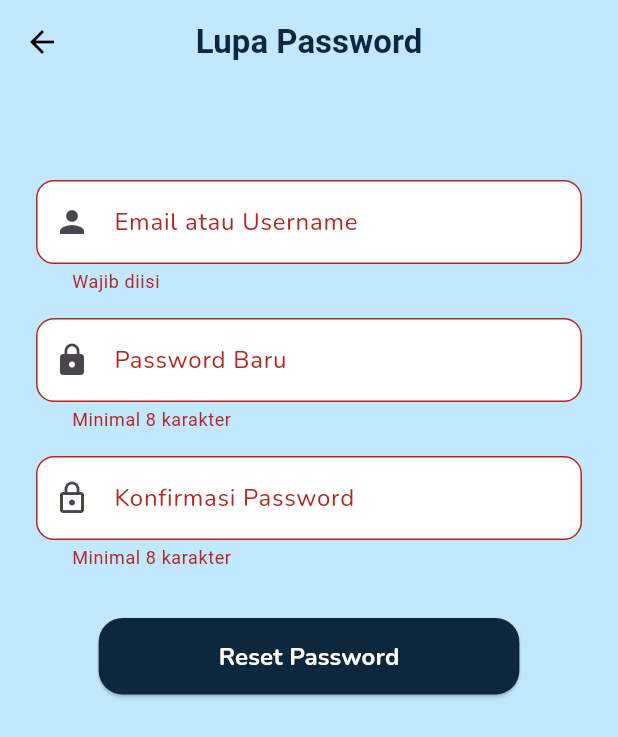
After one commit to Juv-andrew/groupie, a Flutter app: the ForgotPasswordPage screen opened directly, after a tap on "Reset Password", on a phone screen of 412 x 824 dp. The commit adds this screen. Shown: the top 737 px of the screen. Run offline on Flutter 3.47's test engine with Material 3 defaults, Android fonts, the phone set to English and light mode, and no system bars; drawn by our look-alikes of overlay_support; our stand-ins replace fl_chart, flutter_chat_types, flutter_chat_ui, google_fonts, just_audio, percent_indicator and 4 more; accounts and stored records are empty.

Commit message:
Menambahkan package google font part 2 dan perbaiki tampilan lain

```diff
--- a/lib/consultation/favorite.dart
+++ b/lib/consultation/favorite.dart
@@ -17,10 +17,10 @@ class FavoriteDoctorsPage extends StatelessWidget {
           "Favorite Doctors",
           style: GoogleFonts.nunito(fontWeight: FontWeight.bold, color: Colors.white),
         ),
-        backgroundColor: Colors.green[700],
+        backgroundColor: const Color(0xff0D273D),
         iconTheme: const IconThemeData(color: Colors.white),
       ),
-      backgroundColor: const Color(0xFFDFFFE1),
+      backgroundColor: const Color.fromARGB(255, 202, 231, 255),
       body: favoriteDoctors.isEmpty
           ? Center(
               child: Text(
--- /dev/null
+++ b/lib/forgot_password.dart
@@ -0,0 +1,172 @@
+import 'package:flutter/material.dart';
+import 'package:shared_preferences/shared_preferences.dart';
+import 'package:google_fonts/google_fonts.dart';
+
+class ForgotPasswordPage extends StatefulWidget {
+  const ForgotPasswordPage({super.key});
+
+  @override
+  State<ForgotPasswordPage> createState() => _ForgotPasswordPageState();
+}
+
+class _ForgotPasswordPageState extends State<ForgotPasswordPage> {
+  final TextEditingController emailOrUserController = TextEditingController();
+  final TextEditingController newPasswordController = TextEditingController();
+  final TextEditingController confirmNewPasswordController = TextEditingController();
+
+  final _formKey = GlobalKey<FormState>();
+
+  Future<void> _resetPassword() async {
+    if (!_formKey.currentState!.validate()) return;
+
+    final prefs = await SharedPreferences.getInstance();
+    String storedEmail = prefs.getString('email') ?? '';
+    String storedName = prefs.getString('name') ?? '';
+    String input = emailOrUserController.text.trim();
+    String newPassword = newPasswordController.text;
+    String confirmNewPassword = confirmNewPasswordController.text;
+
+    if (input != storedEmail && input != storedName) {
+      _showSnackbar("Email atau username tidak cocok!");
+      return;
+    }
+
+    if (newPassword != confirmNewPassword) {
+      _showSnackbar("Konfirmasi password tidak cocok!");
+      return;
+    }
+
+    await prefs.setString('password', newPassword);
+    _showSnackbar("Password berhasil direset!");
+    Navigator.pop(context); // kembali ke login
+  }
+
+  void _showSnackbar(String message) {
+    ScaffoldMessenger.of(context).showSnackBar(
+      SnackBar(
+        content: Text(message),
+        backgroundColor: const Color(0xff0D273D),
+        behavior: SnackBarBehavior.floating,
+        margin: const EdgeInsets.all(16),
+      ),
+    );
+  }
+
+  @override
+  Widget build(BuildContext context) {
+    return Scaffold(
+      backgroundColor: const Color(0xffc1e8ff),
+      appBar: AppBar(
+        backgroundColor: Colors.transparent,
+        elevation: 0,
+        iconTheme: const IconThemeData(color: Colors.black),
+        title: const Text(
+          'Lupa Password',
+          style: TextStyle(color: Color(0xff0D273D), fontWeight: FontWeight.bold),
+        ),
+        centerTitle: true,
+      ),
+      body: Padding(
+        padding: const EdgeInsets.all(24),
+        child: Form(
+          key: _formKey,
+          child: SingleChildScrollView(
+            child: Column(
+              children: [
+                const SizedBox(height: 40),
+                _buildTextField(
+                  controller: emailOrUserController,
+                  label: "Email atau Username",
+                  icon: Icons.person,
+                  keyboardType: TextInputType.emailAddress,
+                  textInputAction: TextInputAction.next,
+                  validator: (value) {
+                    if (value == null || value.trim().isEmpty) {
+                      return 'Wajib diisi';
+                    }
+                    return null;
+                  },
+                ),
+                const SizedBox(height: 16),
+                _buildTextField(
+                  controller: newPasswordController,
+                  label: "Password Baru",
+                  icon: Icons.lock,
+                  obscure: true,
+                  textInputAction: TextInputAction.next,
+                  validator: (value) {
+                    if (value == null || value.length < 8) {
+                      return 'Minimal 8 karakter';
+                    }
+                    return null;
+                  },
+                ),
+                const SizedBox(height: 16),
+                _buildTextField(
+                  controller: confirmNewPasswordController,
+                  label: "Konfirmasi Password",
+                  icon: Icons.lock_outline,
+                  obscure: true,
+                  textInputAction: TextInputAction.done,
+                  validator: (value) {
+                    if (value == null || value.length < 8) {
+                      return 'Minimal 8 karakter';
+                    }
+                    return null;
+                  },
+                  onFieldSubmitted: (_) => _resetPassword(),
+                ),
+                const SizedBox(height: 32),
+                ElevatedButton(
+                  onPressed: _resetPassword,
+                  style: ElevatedButton.styleFrom(
+                    backgroundColor: const Color(0xff0D273D),
+                    foregroundColor: Colors.white,
+                    padding: const EdgeInsets.symmetric(horizontal: 80, vertical: 14),
+                    shape: RoundedRectangleBorder(
+                      borderRadius: BorderRadius.circular(16),
+                    ),
+                  ),
+                  child: Text(
+                    "Reset Password",
+                    style: GoogleFonts.nunito(fontSize: 16, fontWeight: FontWeight.bold),
+                  ),
+                ),
+              ],
+            ),
+          ),
+        ),
+      ),
+    );
+  }
+
+  Widget _buildTextField({
+    required TextEditingController controller,
+    required String label,
+    required IconData icon,
+    bool obscure = false,
+    TextInputType keyboardType = TextInputType.text,
+    TextInputAction textInputAction = TextInputAction.next,
+    String? Function(String?)? validator,
+    void Function(String)? onFieldSubmitted,
+  }) {
+    return TextFormField(
+      controller: controller,
+      obscureText: obscure,
+      keyboardType: keyboardType,
+      textInputAction: textInputAction,
+      onFieldSubmitted: onFieldSubmitted,
+      validator: validator,
+      style: GoogleFonts.nunito(),
+      decoration: InputDecoration(
+        prefixIcon: Icon(icon),
+        labelText: label,
+        labelStyle: GoogleFonts.nunito(),
+        filled: true,
+        fillColor: Colors.white,
+        contentPadding: const EdgeInsets.symmetric(horizontal: 20, vertical: 16),
+        border: OutlineInputBorder(borderRadius: BorderRadius.circular(12)),
+      ),
+    );
+  }
+}
--- a/lib/sign_up.dart
+++ b/lib/sign_up.dart
@@ -42,6 +42,10 @@ class _SignUpState extends State<SignUp> {
       return;
     }
 
+    if (password.length < 8) {
+      _showSnackbar("Password minimal 8 karakter!");
+      return;
+    }
     if (password != confirmPassword) {
       _showSnackbar("Password dan konfirmasi tidak cocok!");
       return;
@@ -210,7 +214,7 @@ class _SignUpState extends State<SignUp> {
                           side: const BorderSide(color: Colors.black),
                         ),
                       ),
-                      child:  Text(
+                      child: Text(
                         "SIGN UP",
                         style: GoogleFonts.nunito(
                           fontWeight: FontWeight.bold,
@@ -224,9 +228,7 @@ class _SignUpState extends State<SignUp> {
                       children: [
                         Text(
                           "Have an account? ",
-                          style: GoogleFonts.nunito(
-                            fontSize: 16
-                          ),
+                          style: GoogleFonts.nunito(fontSize: 16),
                         ),
                         GestureDetector(
                           onTap: () {
@@ -240,7 +242,7 @@ class _SignUpState extends State<SignUp> {
                             style: GoogleFonts.nunito(
                               color: const Color(0xff0D273D),
                               fontWeight: FontWeight.bold,
-                              fontSize: 16
+                              fontSize: 16,
                             ),
                           ),
                         ),
```
Also changed, not shown: lib/editprofile.dart (+50 -6 lines), lib/fitness/WorkoutSessionPage.dart (+11 -10 lines), lib/fitness/calender_subs.dart (+4 -5 lines), lib/fitness/fat_burn_page.dart (+5 -4 lines), lib/fitness/fitness.dart (+22 -24 lines), lib/fitness/home_workout_page.dart (+14 -13 lines), lib/fitness/progress_page.dart (+15 -16 lines), lib/fitness/schedule.dart (+17 -14 lines), lib/fitness/subscriptionpage.dart (+11 -13 lines), lib/fitness/weight_training_page.dart (+7 -5 lines), lib/fitness/yoga_page.dart (+40 -10 lines), lib/mental_health/music.dart (+75 -25 lines), lib/profile_setup.dart (deleted, +0 -101 lines), lib/sign_in.dart (+13 -8 lines).
